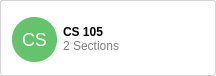
Before: the Qt Designer form TurboGrade/ui/card.ui in wassgha/TurboGrade, drawn with Qt 5.
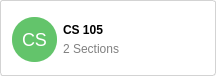
After: the same form once the commit is applied.

What changed in the file:
```diff
--- a/TurboGrade/ui/card.ui
+++ b/TurboGrade/ui/card.ui
@@ -102,7 +102,7 @@
       <item>
        <layout class="QVBoxLayout" name="verticalLayout">
         <property name="spacing">
-         <number>0</number>
+         <number>5</number>
         </property>
         <property name="leftMargin">
          <number>0</number>
```
